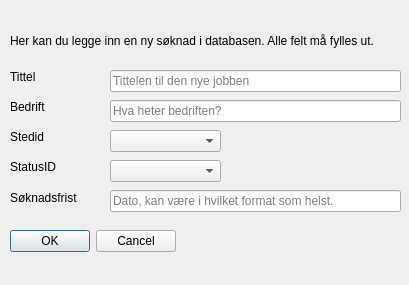
Qt form src/QT/jobber/jobber/newjob.ui (andersbo87/sources) before a commit.
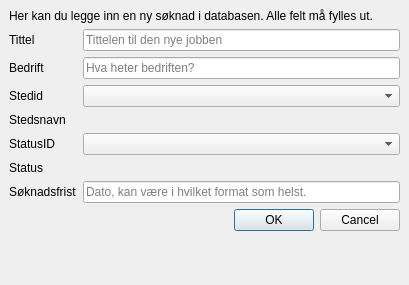
The same form after that commit.

Patch:
```diff
--- a/src/QT/jobber/jobber/newjob.ui
+++ b/src/QT/jobber/jobber/newjob.ui
@@ -10,81 +10,19 @@
     <height>285</height>
    </rect>
   </property>
+  <property name="minimumSize">
+   <size>
+    <width>409</width>
+    <height>285</height>
+   </size>
+  </property>
   <property name="windowTitle">
    <string>Legg til en ny jobb</string>
   </property>
   <widget class="QWidget" name="centralwidget">
-   <widget class="QLineEdit" name="lineEditTittel">
-    <property name="geometry">
-     <rect>
-      <x>110</x>
-      <y>70</y>
-      <width>291</width>
-      <height>22</height>
-     </rect>
-    </property>
-    <property name="placeholderText">
-     <string>Tittelen til den nye jobben</string>
-    </property>
-   </widget>
-   <widget class="QLabel" name="labelBedrift">
-    <property name="geometry">
-     <rect>
-      <x>10</x>
-      <y>100</y>
-      <width>59</width>
-      <height>14</height>
-     </rect>
-    </property>
-    <property name="text">
-     <string>Bedrift</string>
-    </property>
-   </widget>
-   <widget class="QComboBox" name="comboBoxStatusID">
-    <property name="geometry">
-     <rect>
-      <x>110</x>
-      <y>160</y>
-      <width>111</width>
-      <height>22</height>
-     </rect>
-    </property>
-   </widget>
-   <widget class="QLabel" name="labelSted">
-    <property name="geometry">
-     <rect>
-      <x>240</x>
-      <y>130</y>
-      <width>161</width>
-      <height>16</height>
-     </rect>
-    </property>
-    <property name="text">
-     <string/>
-    </property>
-   </widget>
-   <widget class="QLineEdit" name="lineEditSoknadsfrist">
-    <property name="geometry">
-     <rect>
-      <x>110</x>
-      <y>190</y>
-      <width>291</width>
-      <height>22</height>
-     </rect>
-    </property>
-    <property name="placeholderText">
-     <string>Dato, kan være i hvilket format som helst.</string>
-    </property>
-   </widget>
+   <layout class="QFormLayout" name="formLayout">
+    <item row="0" column="0" colspan="2">
    <widget class="QLabel" name="labelInfo">
-    <property name="geometry">
-     <rect>
-      <x>10</x>
-      <y>20</y>
-      <width>381</width>
-      <height>41</height>
-     </rect>
-    </property>
     <property name="text">
      <string>Her kan du legge inn en ny søknad i databasen. Alle felt må fylles ut.</string>
     </property>
@@ -92,107 +30,105 @@
      <bool>true</bool>
     </property>
    </widget>
+    </item>
+    <item row="2" column="0">
    <widget class="QLabel" name="labelTittel">
-    <property name="geometry">
-     <rect>
-      <x>10</x>
-      <y>70</y>
-      <width>59</width>
-      <height>14</height>
-     </rect>
-    </property>
     <property name="text">
      <string>Tittel</string>
     </property>
    </widget>
-   <widget class="QComboBox" name="comboBoxStedID">
-    <property name="geometry">
-     <rect>
-      <x>110</x>
-      <y>130</y>
-      <width>111</width>
-      <height>22</height>
-     </rect>
-    </property>
-   </widget>
-   <widget class="QDialogButtonBox" name="buttonBox">
-    <property name="geometry">
-     <rect>
-      <x>10</x>
-      <y>230</y>
-      <width>166</width>
-      <height>22</height>
-     </rect>
-    </property>
-    <property name="standardButtons">
-     <set>QDialogButtonBox::Cancel|QDialogButtonBox::Ok</set>
-    </property>
-   </widget>
-   <widget class="QLabel" name="labelStatusID">
-    <property name="geometry">
-     <rect>
-      <x>10</x>
-      <y>160</y>
-      <width>59</width>
-      <height>14</height>
-     </rect>
-    </property>
+    </item>
+    <item row="2" column="1">
+     <widget class="QLineEdit" name="lineEditTittel">
+      <property name="placeholderText">
+       <string>Tittelen til den nye jobben</string>
+      </property>
+     </widget>
+    </item>
+    <item row="4" column="0">
+     <widget class="QLabel" name="labelBedrift">
     <property name="text">
-     <string>StatusID</string>
-    </property>
-   </widget>
+       <string>Bedrift</string>
+      </property>
+     </widget>
+    </item>
+    <item row="4" column="1">
+     <widget class="QLineEdit" name="lineEditBedrift">
+      <property name="placeholderText">
+       <string>Hva heter bedriften?</string>
+      </property>
+     </widget>
+    </item>
+    <item row="6" column="0">
    <widget class="QLabel" name="labelStedid">
-    <property name="geometry">
-     <rect>
-      <x>10</x>
-      <y>130</y>
-      <width>59</width>
-      <height>14</height>
-     </rect>
-    </property>
     <property name="text">
      <string>Stedid</string>
     </property>
    </widget>
+    </item>
+    <item row="6" column="1">
+     <widget class="QComboBox" name="comboBoxStedID"/>
+    </item>
+    <item row="7" column="1">
+     <widget class="QLabel" name="labelCityValue">
+      <property name="text">
+       <string/>
+      </property>
+     </widget>
+    </item>
+    <item row="8" column="0">
+     <widget class="QLabel" name="labelStatusID">
+      <property name="text">
+       <string>StatusID</string>
+      </property>
+     </widget>
+    </item>
+    <item row="8" column="1">
+     <widget class="QComboBox" name="comboBoxStatusID"/>
+    </item>
+    <item row="9" column="1">
+     <widget class="QLabel" name="labelStatusValue">
+      <property name="text">
+       <string/>
+      </property>
+     </widget>
+    </item>
+    <item row="10" column="0">
    <widget class="QLabel" name="labelSoknadsfrist">
-    <property name="geometry">
-     <rect>
-      <x>10</x>
-      <y>190</y>
-      <width>81</width>
-      <height>16</height>
-     </rect>
-    </property>
     <property name="text">
      <string>Søknadsfrist</string>
     </property>
    </widget>
+    </item>
+    <item row="10" column="1">
+     <widget class="QLineEdit" name="lineEditSoknadsfrist">
+      <property name="placeholderText">
+       <string>Dato, kan være i hvilket format som helst.</string>
+      </property>
+     </widget>
+    </item>
+    <item row="12" column="0" colspan="2">
+     <widget class="QDialogButtonBox" name="buttonBox">
+      <property name="standardButtons">
+       <set>QDialogButtonBox::Cancel|QDialogButtonBox::Ok</set>
+      </property>
+     </widget>
+    </item>
+    <item row="7" column="0">
+     <widget class="QLabel" name="labelCity">
+      <property name="text">
+       <string>Stedsnavn</string>
+      </property>
+     </widget>
+    </item>
+    <item row="9" column="0">
    <widget class="QLabel" name="labelStatus">
-    <property name="geometry">
-     <rect>
-      <x>240</x>
-      <y>160</y>
-      <width>161</width>
-      <height>16</height>
-     </rect>
-    </property>
     <property name="text">
-     <string/>
-    </property>
-   </widget>
-   <widget class="QLineEdit" name="lineEditBedrift">
-    <property name="geometry">
-     <rect>
-      <x>110</x>
-      <y>100</y>
-      <width>291</width>
-      <height>22</height>
-     </rect>
-    </property>
-    <property name="placeholderText">
-     <string>Hva heter bedriften?</string>
-    </property>
-   </widget>
+       <string>Status</string>
+      </property>
+     </widget>
+    </item>
+   </layout>
   </widget>
  </widget>
  <tabstops>
```
Left out of the diff: 23 changed lines with no effect on the pictures. Lines whose indentation alone changed are shown as unchanged.
